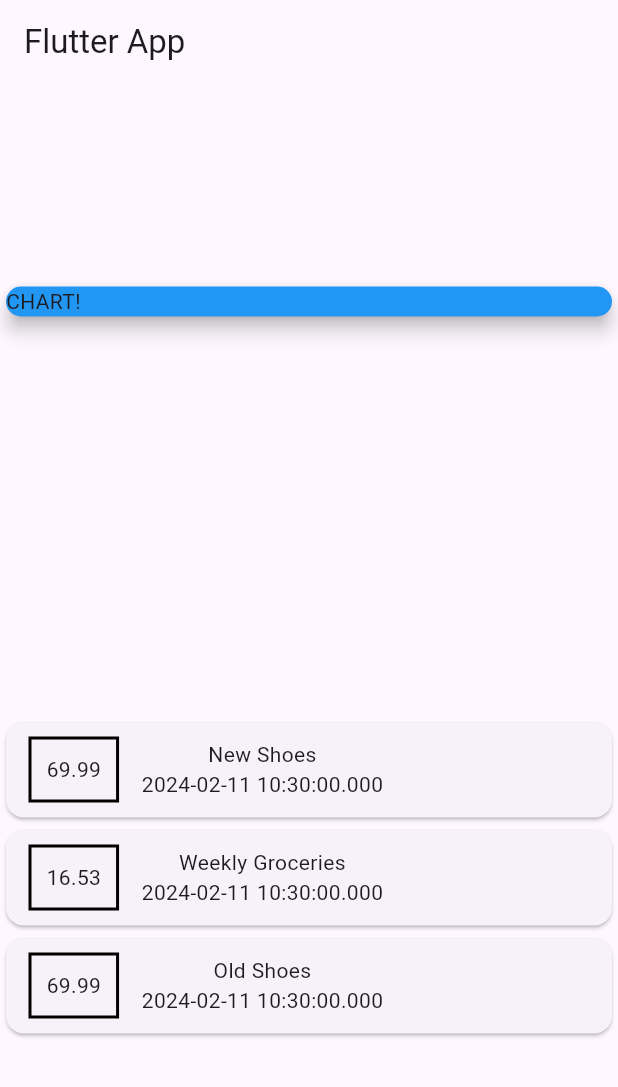
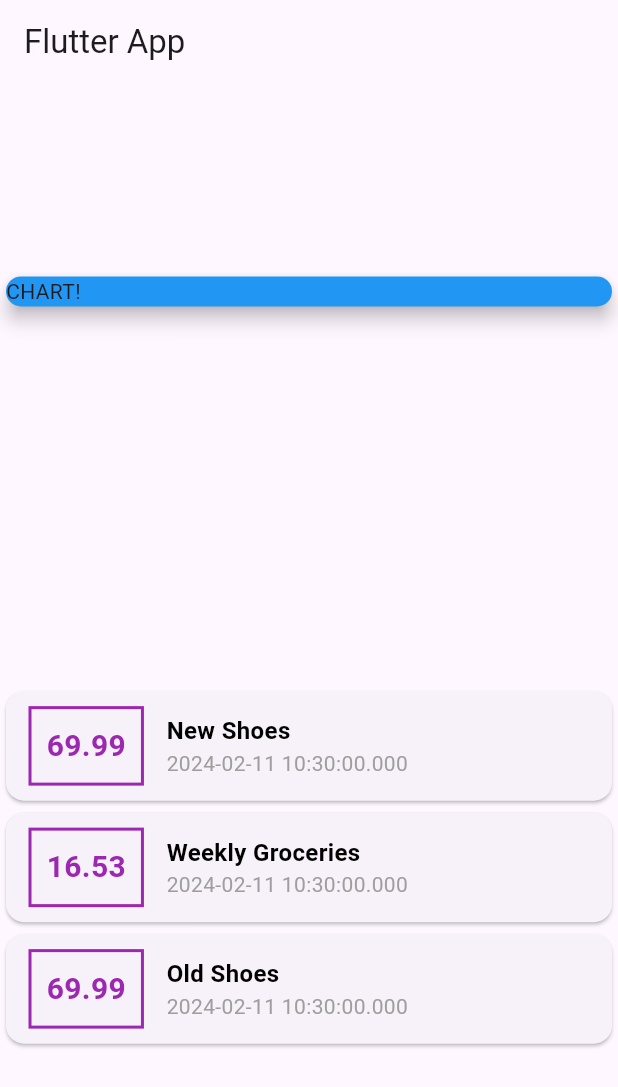
Before and after one commit to robertruben98/flutter_complete_guide, a Flutter app: the screen it shows after launch, on a phone screen of 412 x 824 dp. Shown: the top 1087 px of the screen. Run offline on Flutter 3.47's test engine with Material 3 defaults, Android fonts, the phone set to English and light mode, and no system bars.

Commit message:
ADD: more styling

```diff
--- a/lib/main.dart
+++ b/lib/main.dart
@@ -51,12 +51,27 @@ class MyHomePage extends StatelessWidget {
                         margin:
                             EdgeInsets.symmetric(vertical: 10, horizontal: 15),
                         padding: EdgeInsets.all(10),
-                        decoration: BoxDecoration(border: Border.all(color: Colors.black, width: 2)),
-                        child: Text(tx.amount.toString())),
+                        decoration: BoxDecoration(
+                            border: Border.all(color: Colors.purple, width: 2)),
+                        child: Text(
+                          tx.amount.toString(),
+                          style: TextStyle(
+                              fontWeight: FontWeight.bold,
+                              fontSize: 20,
+                              color: Colors.purple),
+                        )),
                     Column(
+                      crossAxisAlignment: CrossAxisAlignment.start,
                       children: <Widget>[
-                        Text(tx.title),
-                        Text(tx.date.toString())
+                        Text(tx.title,
+                            style: TextStyle(
+                                color: Colors.black,
+                                fontSize: 16,
+                                fontWeight: FontWeight.bold)),
+                        Text(
+                          tx.date.toString(),
+                          style: TextStyle(color: Colors.grey),
+                        )
                       ],
                     )
                   ],
```
